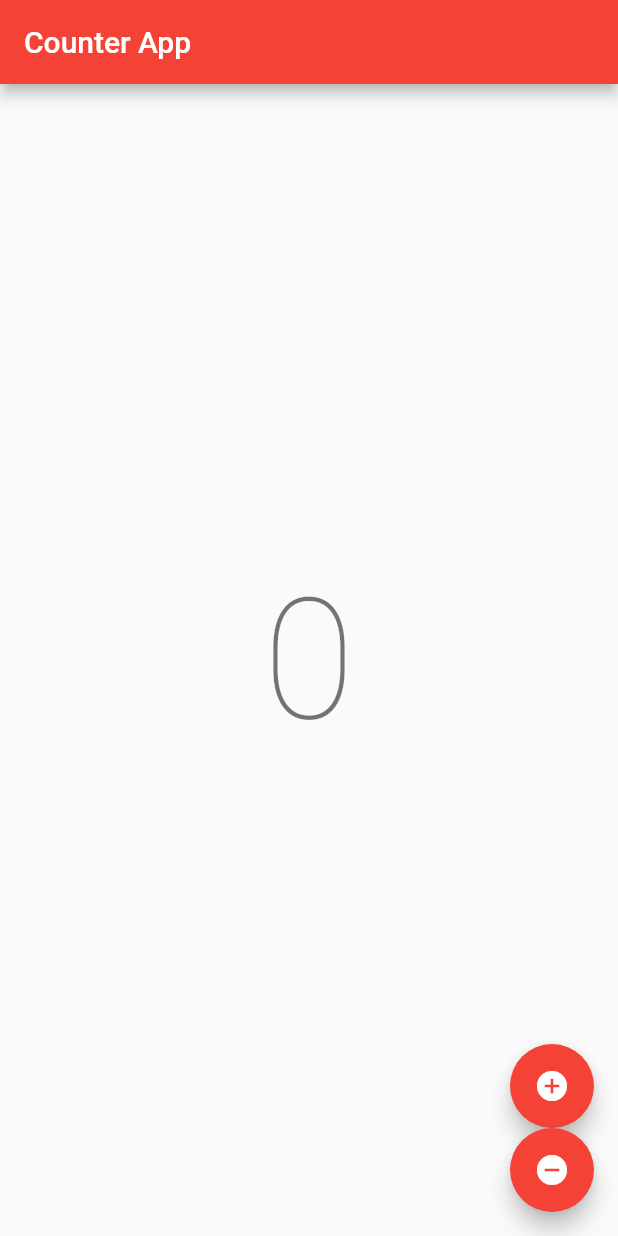
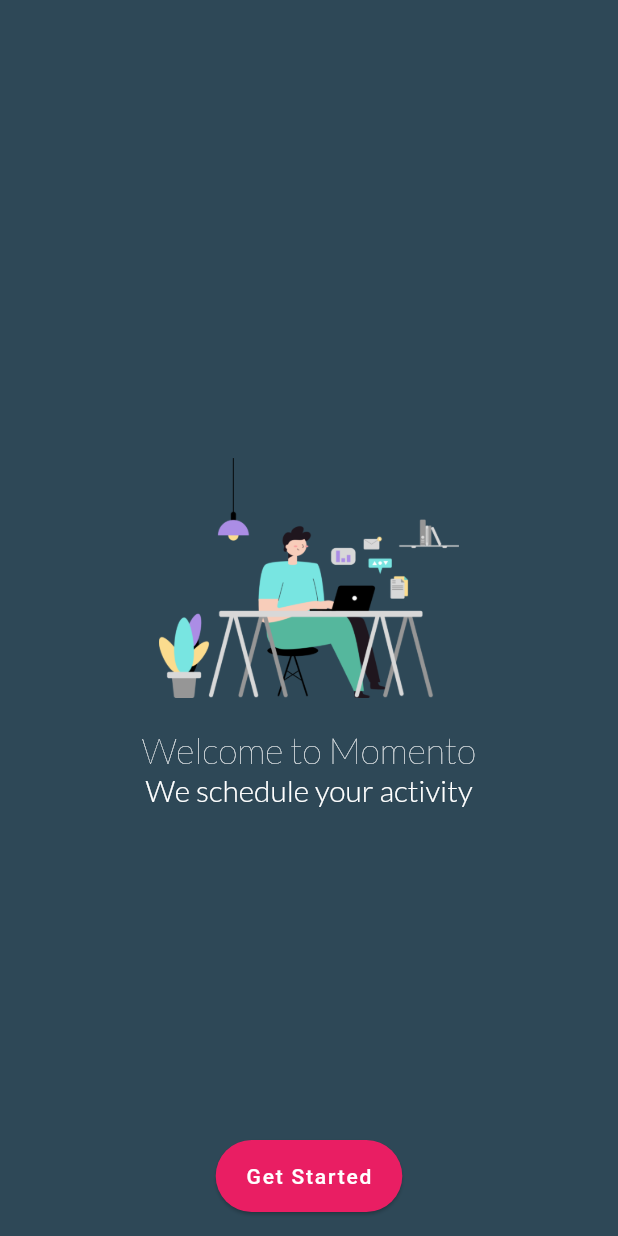
Before and after one commit to adefirmanf/helloworld_dart, a Flutter app: the screen it shows after launch, on a phone screen of 412 x 824 dp. Run offline on Flutter 3.47's test engine with Material 2 defaults, Android fonts, the phone set to English and light mode, and no system bars; our stand-ins replace google_fonts.

Commit message:
update new main screen

```diff
--- a/lib/main.dart
+++ b/lib/main.dart
@@ -1,4 +1,5 @@
 import 'package:flutter/material.dart';
+import 'package:google_fonts/google_fonts.dart';
 
 void main() {
   runApp(MyApp());
@@ -8,6 +9,8 @@ class MyApp extends StatelessWidget {
   // This widget is the root of your application.
   @override
   Widget build(BuildContext context) {
+    final lightText = Colors.white;
+    final fontFamilyText = GoogleFonts.lato;
     return MaterialApp(
       title: 'Flutter Demo',
       theme: ThemeData(
@@ -20,13 +23,74 @@ class MyApp extends StatelessWidget {
         // or simply save your changes to "hot reload" in a Flutter IDE).
         // Notice that the counter didn't reset back to zero; the application
         // is not restarted.
-        primarySwatch: Colors.red,
+        textTheme: TextTheme(
+            headline1: fontFamilyText(fontSize: 24, color: lightText),
+            headline3: fontFamilyText(
+                fontSize: 20, color: lightText, fontWeight: FontWeight.w300)),
+
+        // GoogleFonts.latoTextTheme(Theme.of(context).textTheme),
+        primaryColor: Colors.indigo,
+        primaryColorLight: Colors.white,
+        backgroundColor: Color.fromRGBO(46, 72, 87, 1),
         // This makes the visual density adapt to the platform that you run
         // the app on. For desktop platforms, the controls will be smaller and
         // closer together (more dense) than on mobile platforms.
         visualDensity: VisualDensity.adaptivePlatformDensity,
       ),
-      home: MyHomePage(title: 'Counter App'),
+      home: WelcomePage(),
+    );
+  }
+}
+
+// class SecondPage extends StatelessWidget {
+//   @override
+//   _SecondPage create() => _SecondPage();
+// }
+
+class WelcomePage extends StatelessWidget {
+  Widget build(BuildContext context) {
+    return Scaffold(
+      backgroundColor: Theme.of(context).backgroundColor,
+      body: Center(child: WelcomeSlide()),
+      floatingActionButton: FloatingActionButton.extended(
+          onPressed: () {
+            // Add your onPressed code here!
+          },
+          elevation: 1,
+          label: Text('Get Started'),
+          backgroundColor: Colors.pink),
+      floatingActionButtonLocation: FloatingActionButtonLocation.centerFloat,
+    );
+  }
+}
+
+class WelcomeSlide extends StatefulWidget {
+  WelcomeSlide({Key key}) : super(key: key);
+
+  @override
+  _FirstWelcomeSlide createState() => _FirstWelcomeSlide();
+}
+
+class _FirstWelcomeSlide extends State<WelcomeSlide> {
+  @override
+  Widget build(BuildContext context) {
+    return Column(
+      mainAxisAlignment: MainAxisAlignment.center,
+      children: <Widget>[
+        Image(
+          image: AssetImage('assets/images/welcome.png'),
+          height: 200,
+          width: 200,
+        ),
+        Text(
+          "Welcome to Momento",
+          style: Theme.of(context).textTheme.headline1,
+        ),
+        Text(
+          "We schedule your activity",
+          style: Theme.of(context).textTheme.headline3,
+        )
+      ],
     );
   }
 }
@@ -117,7 +181,7 @@ class _MyHomePageState extends State<MyHomePage> {
             FloatingActionButton(
               onPressed: _incrementCounter,
               tooltip: 'Increment',
-              child: Icon(Icons.add_circle),
+              child: Icon(Icons.add_circle, size: 20),
             ),
             FloatingActionButton(
               onPressed: _decrementCounter,
```
Also changed, not shown: pubspec.yaml (+5 -6 lines), assets/images/welcome.png (added), pubspec.lock, 8 other files.
